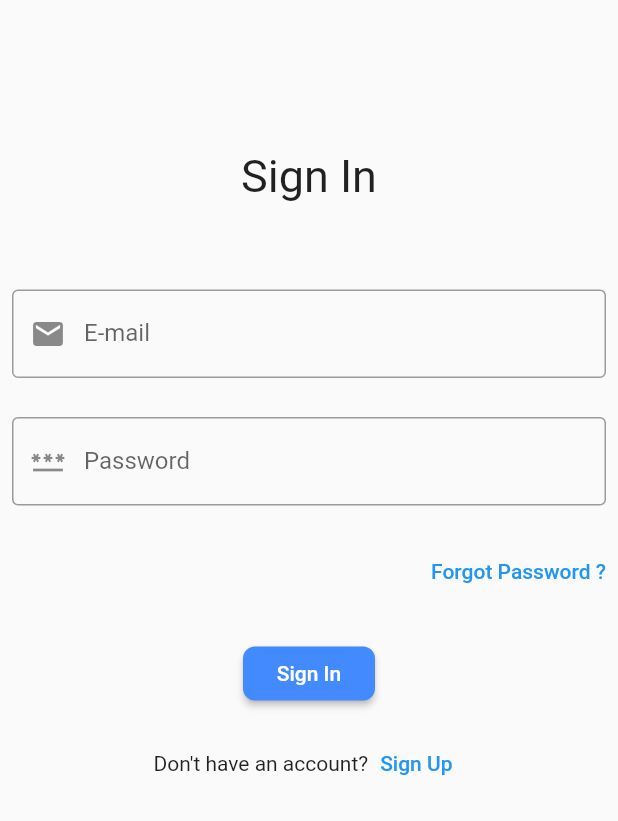
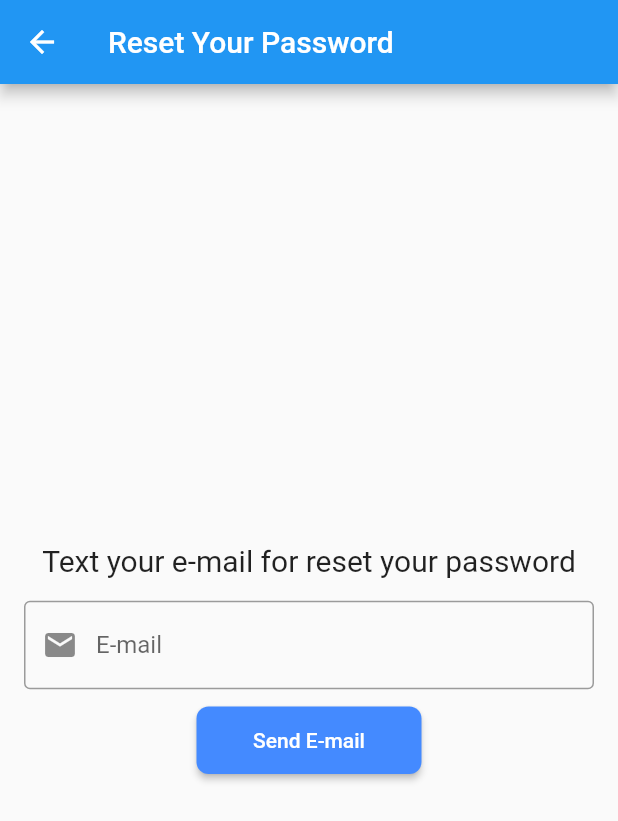
Before and after one commit to kazmkorkmaz/Smart-Predictive-Analysis-for-Muscular-Activity, a Flutter app: the SignInScreen screen opened by its route, after a tap on "Forgot Password ?", on a phone screen of 412 x 824 dp. Shown: the top 821 px of the screen. Run offline on Flutter 3.47's test engine with Material 2 defaults, Android fonts, the phone set to English and light mode, and no system bars; our stand-ins replace firebase_auth, firebase_core; accounts and stored records are empty; network calls fail.

Commit message:
password-reset-and-verify-email

```diff
--- a/mobileapp/lib/main.dart
+++ b/mobileapp/lib/main.dart
@@ -3,6 +3,7 @@
 import 'package:mobileapp/screens/home_page.dart';
 import 'package:mobileapp/screens/login.dart';
 import 'package:mobileapp/screens/register.dart';
+import 'package:mobileapp/screens/reset_password.dart';
 
 void main() async {
   WidgetsFlutterBinding.ensureInitialized();
@@ -22,11 +23,12 @@
         backgroundColor: Colors.orange,
         primarySwatch: Colors.blue,
       ),
-      home: RegisterScreen(),
+      home: SignInScreen(),
       routes: {
         HomePage.routeName: (ctx) => HomePage(),
         SignInScreen.routeName: (ctx) => SignInScreen(),
         RegisterScreen.routeName: (ctx) => RegisterScreen(),
+        ResetPassword.routeName: (ctx) => ResetPassword(),
       },
     );
   }
--- /dev/null
+++ b/mobileapp/lib/screens/reset_password.dart
@@ -0,0 +1,85 @@
+import 'package:flutter/material.dart';
+import 'package:mobileapp/screens/login.dart';
+import 'package:mobileapp/services/auth_firebase.dart';
+
+class ResetPassword extends StatelessWidget {
+  static const routeName = '/ResetPassword';
+
+  AuthenticationService auth = AuthenticationService();
+
+  TextEditingController email = TextEditingController();
+  @override
+  Widget build(BuildContext context) {
+    void showInfoDialog(String message) {
+      showDialog(
+        context: context,
+        builder: (ctx) => AlertDialog(
+          title: Text('E-mail sended!'),
+          content: Text(message),
+          actions: <Widget>[
+            FlatButton(
+              child:
+                  Text('Password reset email sended. Please check your email.'),
+              onPressed: () {
+                Navigator.of(context)
+                    .pushReplacementNamed(SignInScreen.routeName);
+              },
+            )
+          ],
+        ),
+      );
+    }
+
+    return Scaffold(
+        appBar: AppBar(
+          title: Text('Reset Your Password'),
+        ),
+        body: Padding(
+          padding: EdgeInsets.all(16),
+          child: Column(
+            mainAxisAlignment: MainAxisAlignment.center,
+            children: [
+              Text(
+                'Text your e-mail for reset your password',
+                textAlign: TextAlign.center,
+                style: TextStyle(fontSize: 20),
+              ),
+              SizedBox(
+                height: 15,
+              ),
+              TextField(
+                controller: email,
+                keyboardType: TextInputType.emailAddress,
+                textInputAction: TextInputAction.done,
+                decoration: InputDecoration(
+                    labelText: 'E-mail',
+                    prefixIcon: Icon(Icons.email),
+                    border: OutlineInputBorder()),
+              ),
+              SizedBox(
+                height: 10,
+              ),
+              ButtonTheme(
+                minWidth: 150,
+                height: 45,
+                child: RaisedButton(
+                  shape: RoundedRectangleBorder(
+                    borderRadius: BorderRadius.circular(8),
+                  ),
+                  color: Colors.blueAccent,
+                  onPressed: () {
+                    auth.sendResetPasswordEmail(email.text.trim());
+                    Navigator.of(context)
+                        .pushReplacementNamed(SignInScreen.routeName);
+                  },
+                  child: Text(
+                    'Send E-mail',
+                    style: TextStyle(color: Colors.white),
+                  ),
+                ),
+              ),
+            ],
+          ),
+        ));
+  }
+}
```
Also changed, not shown: mobileapp/lib/screens/login.dart (+13 -4 lines), mobileapp/lib/screens/register.dart (+27 -1 lines), mobileapp/lib/services/auth_firebase.dart (+22 -4 lines).
